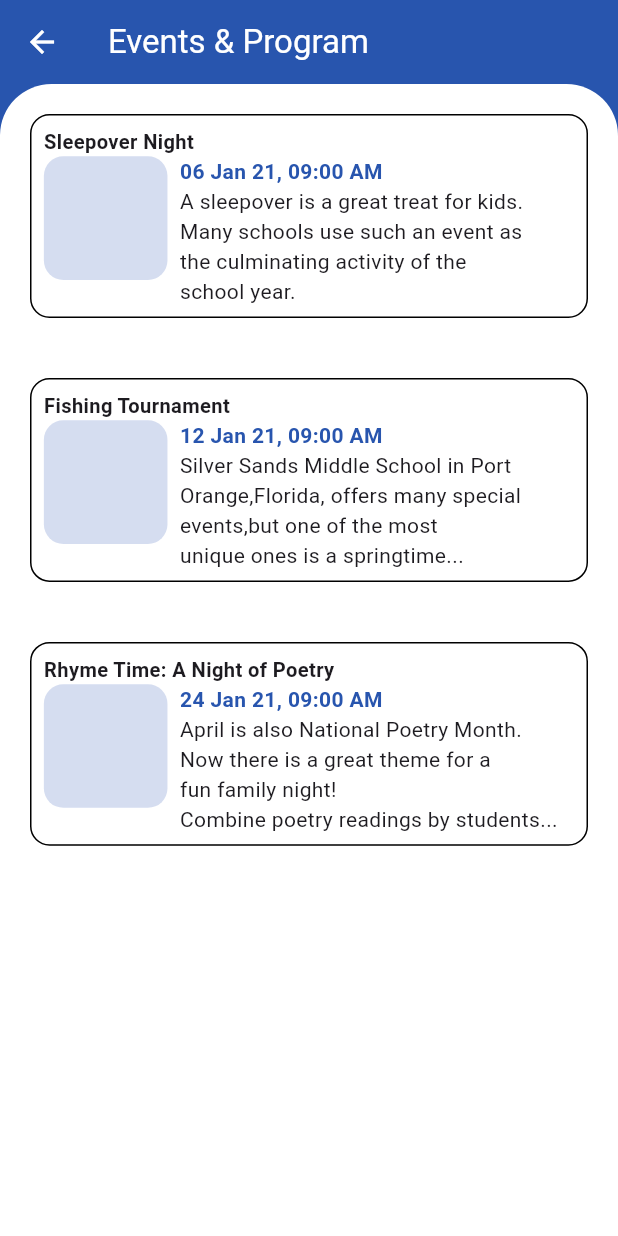
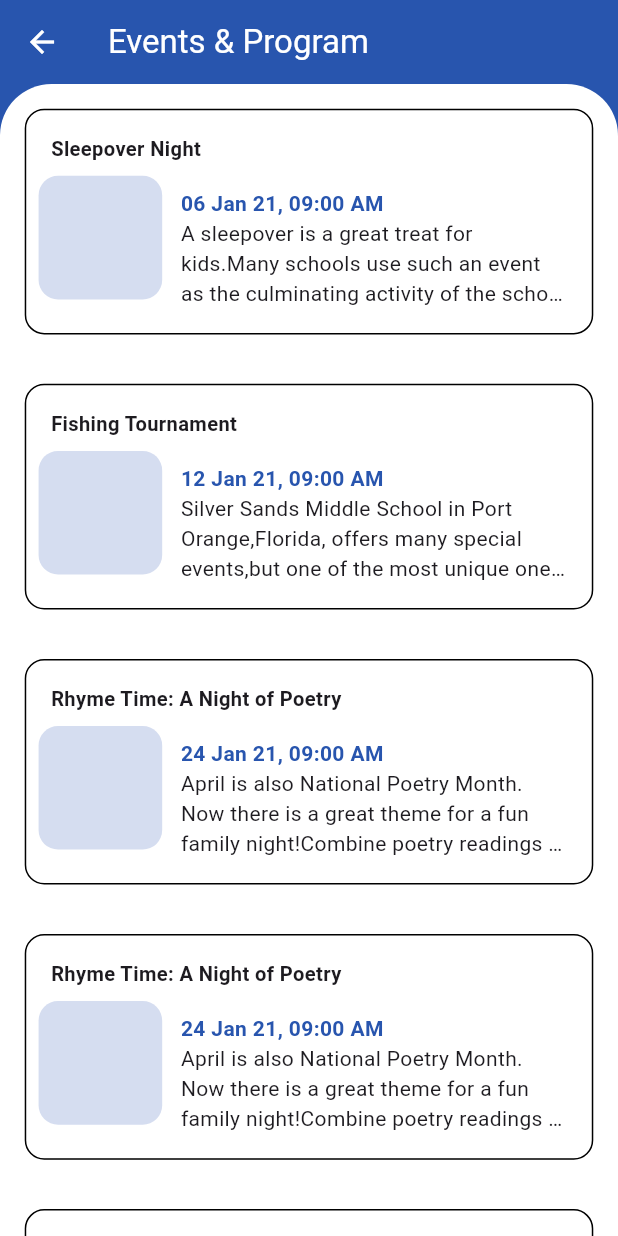
Before and after one commit to AnmolSharma9550/School_Management, a Flutter app: the EventsAndProgramPage screen opened by its route, on a phone screen of 412 x 824 dp. Run offline on Flutter 3.47's test engine with Material 3 defaults, Android fonts, the phone set to English and light mode, and no system bars; our stand-ins replace flutter_svg, get, responsive_sizer, table_calendar; network calls fail.

Commit message:
updated code

```diff
--- a/lib/main.dart
+++ b/lib/main.dart
@@ -15,6 +15,7 @@ class MyApp extends StatelessWidget {
     return ResponsiveSizer(
       builder: (context, orientation, screenType) {
         return GetMaterialApp(
+          debugShowCheckedModeBanner: false,
           title: 'Flutter Demo',
           // theme: ThemeData(
           //   useMaterial3: true,
--- a/lib/src/constants/app_strings.dart
+++ b/lib/src/constants/app_strings.dart
@@ -9,6 +9,6 @@ class AppStrings {
 
   static const String notification = 'Notification';
 
-  static const String attendanceDetails = 'Attendance Details';
+  static const String attendanceDetails = 'Attendance ';
   static const String scoreDetails = 'Score Details';
 }
--- a/lib/src/view/dashboard/notification_page.dart
+++ b/lib/src/view/dashboard/notification_page.dart
@@ -31,7 +31,6 @@ class NotificationPage extends StatelessWidget {
         ),
         body: CustomFrontContainer(
           height: AppSizer().deviceHeight100,
-          width: AppSizer().deviceWidth100,
           child: Padding(
             padding: EdgeInsets.all(AppSizer().deviceHeight1),
             child: Column(
--- a/lib/src/view/datesheet/date_sheet_page.dart
+++ b/lib/src/view/datesheet/date_sheet_page.dart
@@ -13,49 +13,49 @@ class DateSheetPage extends StatelessWidget {
         'date': '11 \nJan',
         'subject': 'Science',
         'day': 'Monday',
-        'time': 'time',
+        'time': '09:00 AM',
       },
       {
         'date': '13 \nJan',
         'subject': 'English',
         'day': 'Wednesday',
-        'time': 'time',
+        'time': '09:00 AM',
       },
       {
         'date': '15 \nJan',
         'subject': 'English',
         'day': 'Wednesday',
-        'time': 'time',
+        'time': '09:00 AM',
       },
       {
         'date': '18 \nJan',
         'subject': 'Hindi',
         'day': 'Friday',
-        'time': 'time',
+        'time': '09:00 AM',
       },
       {
         'date': '20 \nJan',
         'subject': 'Math',
         'day': 'Monday',
-        'time': 'time',
+        'time': '09:00 AM',
       },
       {
         'date': '22 \nJan',
         'subject': 'Social Study',
         'day': 'Wednesday',
-        'time': 'time',
+        'time': '09:00 AM',
       },
       {
         'date': '18 \nJan',
         'subject': 'Drawing',
         'day': 'Friday',
-        'time': 'time',
+        'time': '09:00 AM',
       },
       {
         'date': '20 \nJan',
         'subject': 'Computer',
         'day': 'Monday',
-        'time': 'time',
+        'time': '09:00 AM',
       },
     ];
 
--- a/lib/src/view/events/events_and_program_page.dart
+++ b/lib/src/view/events/events_and_program_page.dart
@@ -13,19 +13,37 @@ class EventsAndProgramPage extends StatelessWidget {
         "event": 'Sleepover Night',
         "time": '06 Jan 21, 09:00 AM',
         "desc":
-            'A sleepover is a great treat for kids.\nMany schools use such an event as \nthe culminating activity of the \nschool year. '
+            'A sleepover is a great treat for kids.Many schools use such an event as the culminating activity of the school year. '
       },
       {
         "event": 'Fishing Tournament',
         "time": '12 Jan 21, 09:00 AM',
         "desc":
-            'Silver Sands Middle School in Port \nOrange,Florida, offers many special \nevents,but one of the most \nunique ones is a springtime...'
+            'Silver Sands Middle School in Port Orange,Florida, offers many special events,but one of the most unique ones is a springtime...'
       },
       {
         "event": 'Rhyme Time: A Night of Poetry',
         "time": '24 Jan 21, 09:00 AM',
         "desc":
-            'April is also National Poetry Month. \nNow there is a great theme for a \nfun family night!\nCombine poetry readings by students...'
+            'April is also National Poetry Month. Now there is a great theme for a fun family night!Combine poetry readings by students...'
+      },
+      {
+        "event": 'Rhyme Time: A Night of Poetry',
+        "time": '24 Jan 21, 09:00 AM',
+        "desc":
+            'April is also National Poetry Month. Now there is a great theme for a fun family night!Combine poetry readings by students...'
+      },
+      {
+        "event": 'Rhyme Time: A Night of Poetry',
+        "time": '24 Jan 21, 09:00 AM',
+        "desc":
+            'April is also National Poetry Month. Now there is a great theme for a fun family night!Combine poetry readings by students...'
+      },
+      {
+        "event": 'Rhyme Time: A Night of Poetry',
+        "time": '24 Jan 21, 09:00 AM',
+        "desc":
+            'April is also National Poetry Month. Now there is a great theme for a fun family night!Combine poetry readings by students...'
       }
     ];
 
@@ -48,9 +66,8 @@ class EventsAndProgramPage extends StatelessWidget {
                   itemBuilder: (context, index) {
                     final event = events[index];
                     return Padding(
-                      padding: const EdgeInsets.all(20),
+                      padding: EdgeInsets.all(AppSizer().deviceHeight2),
                       child: Container(
-                        height: AppSizer().deviceHeight16,
                         decoration: BoxDecoration(
                           border: Border.all(),
                           borderRadius: BorderRadius.circular(13),
@@ -61,11 +78,15 @@ class EventsAndProgramPage extends StatelessWidget {
                             crossAxisAlignment: CrossAxisAlignment.start,
                             mainAxisAlignment: MainAxisAlignment.spaceAround,
                             children: [
-                              Text(
+                              Padding(
+                                padding:
+                                    EdgeInsets.all(AppSizer().deviceHeight1),
+                                child: Text(
                                   event['event'] ?? '',
                                   style: TextStyle(
                                       fontWeight: FontWeight.bold,
                                       fontSize: AppSizer().deviceSp15),
+                                ),
                               ),
                               Flex(
                                 direction: Axis.horizontal,
@@ -79,9 +100,13 @@ class EventsAndProgramPage extends StatelessWidget {
                                       color: AppColors.lightBlue,
                                     ),
                                   ),
-                                  Padding(
-                                    padding: EdgeInsets.symmetric(
-                                        horizontal: AppSizer().deviceHeight1),
+                                  SizedBox(
+                                    width: AppSizer().deviceWidth1,
+                                  ),
+                                  Expanded(
+                                    child: Padding(
+                                      padding: EdgeInsets.all(
+                                          AppSizer().deviceHeight1),
                                       child: Column(
                                         mainAxisAlignment:
                                             MainAxisAlignment.start,
@@ -91,11 +116,18 @@ class EventsAndProgramPage extends StatelessWidget {
                                           Text(
                                             event['time'] ?? '',
                                             style: TextStyle(
-                                              color: AppColors.appPrimaryColor,
+                                                color:
+                                                    AppColors.appPrimaryColor,
                                                 fontWeight: FontWeight.w600),
                                           ),
-                                        Text(event['desc'] ?? ''),
+                                          Text(
+                                            event['desc'] ?? '',
+                                            softWrap: true,
+                                            overflow: TextOverflow.ellipsis,
+                                            maxLines: 3,
+                                          ),
                                         ],
+                                      ),
                                     ),
                                   )
                                 ],
--- a/lib/src/view/feedue/fee_due_page.dart
+++ b/lib/src/view/feedue/fee_due_page.dart
@@ -25,12 +25,11 @@ class FeeDuePage extends StatelessWidget {
             children: [
               Expanded(
                 child: ListView.builder(
-                    itemCount: 2,
+                    itemCount: 10,
                     itemBuilder: (context, index) {
                       return Padding(
                         padding: EdgeInsets.all(AppSizer().deviceHeight1),
                         child: Container(
-                          height: AppSizer().deviceHeight22,
                           decoration: BoxDecoration(
                               border: Border.all(),
                               borderRadius:
--- a/lib/src/view/timetable/time_table.dart
+++ b/lib/src/view/timetable/time_table.dart
@@ -57,7 +57,6 @@ class TimeTable extends StatelessWidget {
                       return Padding(
                         padding: EdgeInsets.all(AppSizer().deviceHeight2),
                         child: Container(
-                          height: AppSizer().deviceHeight14,
                           decoration: BoxDecoration(
                               border: Border.all(),
                               borderRadius:
```
Also changed, not shown: lib/src/view/askdoubt/askdoubt_page.dart (+8 -2 lines), lib/src/view/assignment/assignment_page.dart (+10 -3 lines), lib/src/view/dashboard/profile_details_page.dart (+32 -17 lines), lib/src/view/loginPages/login_page.dart (+18 -14 lines), lib/widgets/mydrawer.dart (+9 -7 lines). Lines whose indentation alone changed are shown as unchanged.
